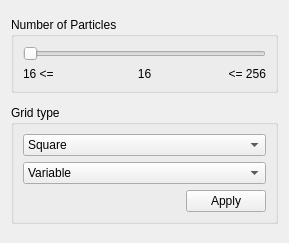
lauraBaakman/Introduction-to-Computational-Science, file code/Mud/sidebar.ui: the form before one commit.
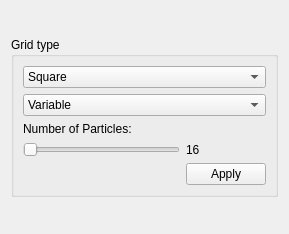
The form after the commit.

Diff of the .ui file:
```diff
--- a/code/Mud/sidebar.ui
+++ b/code/Mud/sidebar.ui
@@ -7,14 +7,14 @@
     <x>0</x>
     <y>0</y>
     <width>289</width>
-    <height>243</height>
+    <height>234</height>
    </rect>
   </property>
   <property name="windowTitle">
    <string>Form</string>
   </property>
   <layout class="QGridLayout" name="gridLayout">
-   <item row="1" column="1" colspan="2">
+   <item row="0" column="1" colspan="2">
     <widget class="QGroupBox" name="groupBox">
      <property name="sizePolicy">
       <sizepolicy hsizetype="Preferred" vsizetype="Fixed">
@@ -26,7 +26,7 @@
       <string>Grid type</string>
      </property>
      <layout class="QGridLayout" name="gridLayout_2">
-      <item row="2" column="1">
+      <item row="4" column="1">
        <widget class="QPushButton" name="initApplyButton">
         <property name="text">
          <string>Apply</string>
@@ -64,7 +64,7 @@
         </item>
        </widget>
       </item>
-      <item row="2" column="0">
+      <item row="4" column="0">
        <spacer name="horizontalSpacer">
         <property name="orientation">
          <enum>Qt::Horizontal</enum>
@@ -77,64 +77,33 @@
         </property>
        </spacer>
       </item>
-     </layout>
-    </widget>
-   </item>
-   <item row="0" column="1" colspan="2">
-    <widget class="QGroupBox" name="groupBox_2">
-     <property name="sizePolicy">
-      <sizepolicy hsizetype="Preferred" vsizetype="Fixed">
-       <horstretch>0</horstretch>
-       <verstretch>0</verstretch>
-      </sizepolicy>
-     </property>
-     <property name="title">
-      <string>Number of Particles</string>
-     </property>
-     <layout class="QGridLayout" name="gridLayout_3">
-      <item row="1" column="0">
-       <widget class="QLabel" name="label">
-        <property name="text">
-         <string> 16 &lt;=</string>
-        </property>
-       </widget>
-      </item>
-      <item row="1" column="1">
-       <widget class="QLabel" name="label_2">
-        <property name="text">
-         <string>16</string>
-        </property>
-        <property name="alignment">
-         <set>Qt::AlignCenter</set>
-        </property>
-       </widget>
-      </item>
-      <item row="1" column="2">
-       <widget class="QLabel" name="label_3">
-        <property name="layoutDirection">
-         <enum>Qt::LeftToRight</enum>
-        </property>
-        <property name="text">
-         <string>&lt;= 256</string>
-        </property>
-        <property name="alignment">
-         <set>Qt::AlignRight|Qt::AlignTrailing|Qt::AlignVCenter</set>
-        </property>
-       </widget>
-      </item>
-      <item row="0" column="0" colspan="3">
+      <item row="3" column="0">
        <widget class="QSlider" name="horizontalSlider">
         <property name="minimum">
          <number>16</number>
         </property>
         <property name="maximum">
-         <number>256</number>
+         <number>32768</number>
         </property>
         <property name="orientation">
          <enum>Qt::Horizontal</enum>
         </property>
        </widget>
       </item>
+      <item row="2" column="0">
+       <widget class="QLabel" name="label">
+        <property name="text">
+         <string>Number of Particles:</string>
+        </property>
+       </widget>
+      </item>
+      <item row="3" column="1">
+       <widget class="QLabel" name="label_2">
+        <property name="text">
+         <string>16</string>
+        </property>
+       </widget>
+      </item>
      </layout>
     </widget>
    </item>
```
Left out of the diff: 8 changed lines with no effect on the pictures.
